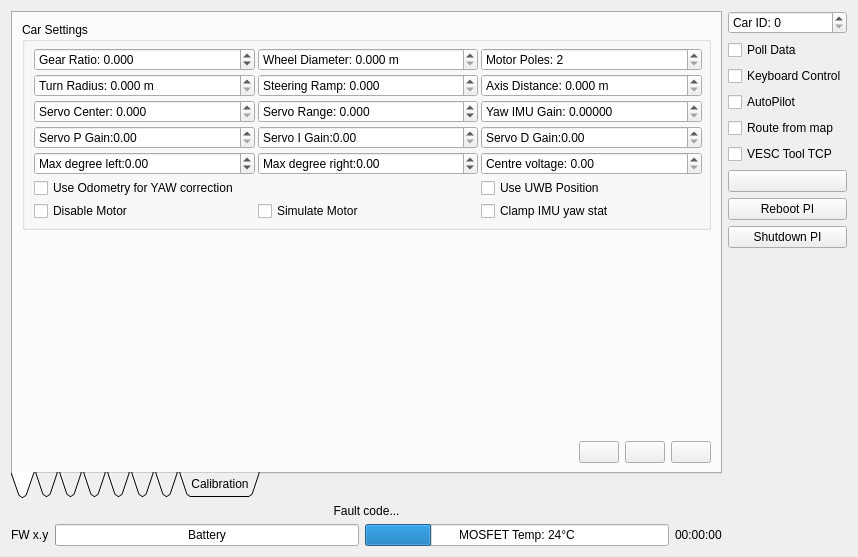
Old version of the form Linux/RControlStation/carinterface.ui in the repository GunnarLarssonSLU/rise_sdvp.
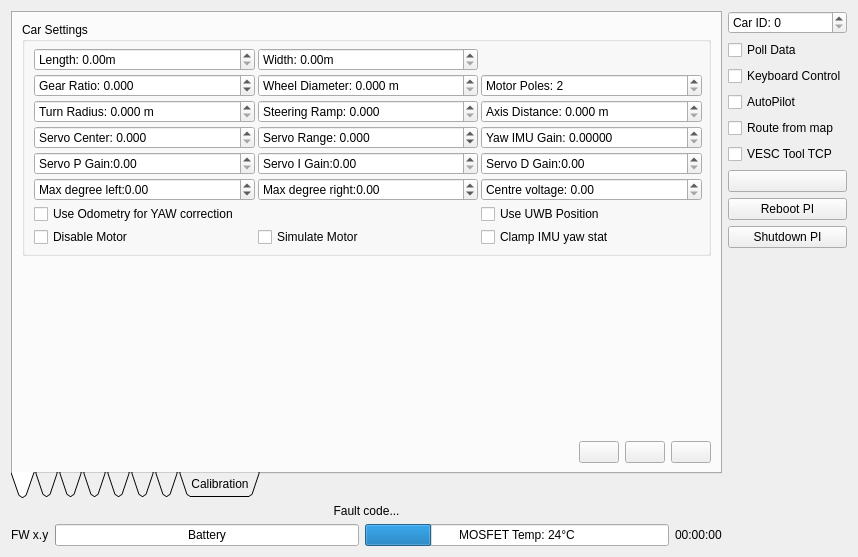
New version of the form. The open tabs and pages were chosen to show the change. Icons and pictures are not drawn. Custom widgets are drawn as their Qt base class.

What changed in the file:
```diff
--- a/Linux/RControlStation/carinterface.ui
+++ b/Linux/RControlStation/carinterface.ui
@@ -60,7 +60,7 @@
             <property name="spacing">
              <number>3</number>
             </property>
-            <item row="1" column="0">
+            <item row="2" column="0">
              <widget class="QDoubleSpinBox" name="confTurnRadBox">
               <property name="prefix">
                <string>Turn Radius: </string>
@@ -79,7 +79,7 @@
               </property>
              </widget>
             </item>
-            <item row="0" column="1">
+            <item row="1" column="1">
              <widget class="QDoubleSpinBox" name="confWheelDiamBox">
               <property name="prefix">
                <string>Wheel Diameter: </string>
@@ -98,70 +98,89 @@
               </property>
              </widget>
             </item>
-            <item row="2" column="2">
-             <widget class="QDoubleSpinBox" name="confYawImuGainBox">
-              <property name="toolTip">
-               <string>IMU gain vs odometry gain. Higer values give the IMU more gain.</string>
-              </property>
+            <item row="1" column="2">
+             <widget class="QDoubleSpinBox" name="confMotorPoleBox">
               <property name="prefix">
-               <string>Yaw IMU Gain: </string>
+               <string>Motor Poles: </string>
               </property>
               <property name="decimals">
-               <number>5</number>
+               <number>0</number>
+              </property>
+              <property name="minimum">
+               <double>2.000000000000000</double>
               </property>
               <property name="maximum">
                <double>1000.000000000000000</double>
               </property>
               <property name="singleStep">
+               <double>2.000000000000000</double>
+              </property>
+             </widget>
+            </item>
+            <item row="4" column="0">
+             <widget class="QDoubleSpinBox" name="confServoPGainBox">
+              <property name="prefix">
+               <string>Servo P Gain:</string>
+              </property>
+             </widget>
+            </item>
+            <item row="3" column="0">
+             <widget class="QDoubleSpinBox" name="confServoCenterBox">
+              <property name="prefix">
+               <string>Servo Center: </string>
+              </property>
+              <property name="decimals">
+               <number>3</number>
+              </property>
+              <property name="maximum">
+               <double>1.000000000000000</double>
+              </property>
+              <property name="singleStep">
                <double>0.010000000000000</double>
               </property>
              </widget>
             </item>
-            <item row="7" column="0">
+            <item row="8" column="0">
              <widget class="QCheckBox" name="confMiscDisableMotorBox">
               <property name="text">
                <string>Disable Motor</string>
               </property>
              </widget>
             </item>
-            <item row="7" column="1">
-             <widget class="QCheckBox" name="confMiscSimulateMotorBox">
-              <property name="text">
-               <string>Simulate Motor</string>
+            <item row="2" column="1">
+             <widget class="QDoubleSpinBox" name="confSteeringRampBox">
+              <property name="prefix">
+               <string>Steering Ramp: </string>
+              </property>
+              <property name="decimals">
+               <number>3</number>
+              </property>
+              <property name="maximum">
+               <double>1000.000000000000000</double>
+              </property>
+              <property name="singleStep">
+               <double>0.100000000000000</double>
               </property>
              </widget>
             </item>
-            <item row="3" column="2">
+            <item row="4" column="2">
              <widget class="QDoubleSpinBox" name="confServoDGainBox">
               <property name="prefix">
                <string>Servo D Gain:</string>
               </property>
              </widget>
             </item>
-            <item row="2" column="0">
-             <widget class="QDoubleSpinBox" name="confServoCenterBox">
+            <item row="5" column="0">
+             <widget class="QDoubleSpinBox" name="confAngleMinBox">
               <property name="prefix">
-               <string>Servo Center: </string>
+               <string>Max degree left:</string>
               </property>
-              <property name="decimals">
-               <number>3</number>
+              <property name="minimum">
+               <double>-99.000000000000000</double>
               </property>
-              <property name="maximum">
-               <double>1.000000000000000</double>
-              </property>
-              <property name="singleStep">
-               <double>0.010000000000000</double>
-              </property>
              </widget>
             </item>
-            <item row="6" column="0" colspan="2">
-             <widget class="QCheckBox" name="confOdometryYawBox">
-              <property name="text">
-               <string>Use Odometry for YAW correction</string>
-              </property>
-             </widget>
-            </item>
-            <item row="0" column="0">
+            <item row="1" column="0">
              <widget class="QDoubleSpinBox" name="confGearRatioBox">
               <property name="prefix">
                <string>Gear Ratio: </string>
@@ -181,6 +200,56 @@
              </widget>
             </item>
             <item row="7" column="2">
+             <widget class="QCheckBox" name="confUseUwbPosBox">
+              <property name="text">
+               <string>Use UWB Position</string>
+              </property>
+             </widget>
+            </item>
+            <item row="3" column="2">
+             <widget class="QDoubleSpinBox" name="confYawImuGainBox">
+              <property name="toolTip">
+               <string>IMU gain vs odometry gain. Higer values give the IMU more gain.</string>
+              </property>
+              <property name="prefix">
+               <string>Yaw IMU Gain: </string>
+              </property>
+              <property name="decimals">
+               <number>5</number>
+              </property>
+              <property name="maximum">
+               <double>1000.000000000000000</double>
+              </property>
+              <property name="singleStep">
+               <double>0.010000000000000</double>
+              </property>
+             </widget>
+            </item>
+            <item row="7" column="0" colspan="2">
+             <widget class="QCheckBox" name="confOdometryYawBox">
+              <property name="text">
+               <string>Use Odometry for YAW correction</string>
+              </property>
+             </widget>
+            </item>
+            <item row="4" column="1">
+             <widget class="QDoubleSpinBox" name="confServoIGainBox">
+              <property name="prefix">
+               <string>Servo I Gain:</string>
+              </property>
+             </widget>
+            </item>
+            <item row="5" column="1">
+             <widget class="QDoubleSpinBox" name="confAngleMaxBox">
+              <property name="prefix">
+               <string>Max degree right:</string>
+              </property>
+              <property name="minimum">
+               <double>-99.000000000000000</double>
+              </property>
+             </widget>
+            </item>
+            <item row="8" column="2">
              <widget class="QCheckBox" name="confClampImuYawBox">
               <property name="toolTip">
                <string>Clamp IMU yaw when car is stationary</string>
@@ -190,89 +259,14 @@
               </property>
              </widget>
             </item>
-            <item row="1" column="1">
-             <widget class="QDoubleSpinBox" name="confSteeringRampBox">
-              <property name="prefix">
-               <string>Steering Ramp: </string>
-              </property>
-              <property name="decimals">
-               <number>3</number>
-              </property>
-              <property name="maximum">
-               <double>1000.000000000000000</double>
-              </property>
-              <property name="singleStep">
-               <double>0.100000000000000</double>
-              </property>
-             </widget>
-            </item>
-            <item row="4" column="2">
+            <item row="5" column="2">
              <widget class="QDoubleSpinBox" name="confCentreVoltageBox">
               <property name="prefix">
                <string>Centre voltage: </string>
               </property>
              </widget>
             </item>
-            <item row="3" column="0">
-             <widget class="QDoubleSpinBox" name="confServoPGainBox">
-              <property name="prefix">
-               <string>Servo P Gain:</string>
-              </property>
-             </widget>
-            </item>
-            <item row="1" column="2">
-             <widget class="QDoubleSpinBox" name="confAxisDistanceBox">
-              <property name="prefix">
-               <string>Axis Distance: </string>
-              </property>
-              <property name="suffix">
-               <string> m</string>
-              </property>
-              <property name="decimals">
-               <number>3</number>
-              </property>
-              <property name="maximum">
-               <double>1000.000000000000000</double>
-              </property>
-              <property name="singleStep">
-               <double>0.100000000000000</double>
-              </property>
-             </widget>
-            </item>
-            <item row="0" column="2">
-             <widget class="QDoubleSpinBox" name="confMotorPoleBox">
-              <property name="prefix">
-               <string>Motor Poles: </string>
-              </property>
-              <property name="decimals">
-               <number>0</number>
-              </property>
-              <property name="minimum">
-               <double>2.000000000000000</double>
-              </property>
-              <property name="maximum">
-               <double>1000.000000000000000</double>
-              </property>
-              <property name="singleStep">
-               <double>2.000000000000000</double>
-              </property>
-             </widget>
-            </item>
             <item row="3" column="1">
-             <widget class="QDoubleSpinBox" name="confServoIGainBox">
-              <property name="prefix">
-               <string>Servo I Gain:</string>
-              </property>
-             </widget>
-            </item>
-            <item row="6" column="2">
-             <widget class="QCheckBox" name="confUseUwbPosBox">
-              <property name="text">
-               <string>Use UWB Position</string>
-              </property>
-             </widget>
-            </item>
-            <item row="2" column="1">
              <widget class="QDoubleSpinBox" name="confServoRangeBox">
               <property name="prefix">
                <string>Servo Range: </string>
@@ -291,23 +285,49 @@
               </property>
              </widget>
             </item>
-            <item row="4" column="0">
-             <widget class="QDoubleSpinBox" name="confAngleMinBox">
+            <item row="8" column="1">
+             <widget class="QCheckBox" name="confMiscSimulateMotorBox">
+              <property name="text">
+               <string>Simulate Motor</string>
+              </property>
+             </widget>
+            </item>
+            <item row="2" column="2">
+             <widget class="QDoubleSpinBox" name="confAxisDistanceBox">
               <property name="prefix">
-               <string>Max degree left:</string>
+               <string>Axis Distance: </string>
               </property>
-              <property name="minimum">
-               <double>-99.000000000000000</double>
+              <property name="suffix">
+               <string> m</string>
               </property>
+              <property name="decimals">
+               <number>3</number>
+              </property>
+              <property name="maximum">
+               <double>1000.000000000000000</double>
+              </property>
+              <property name="singleStep">
+               <double>0.100000000000000</double>
+              </property>
              </widget>
             </item>
-            <item row="4" column="1">
-             <widget class="QDoubleSpinBox" name="confAngleMaxBox">
+            <item row="0" column="0">
+             <widget class="QDoubleSpinBox" name="confLengthBox">
               <property name="prefix">
-               <string>Max degree right:</string>
+               <string>Length: </string>
               </property>
-              <property name="minimum">
-               <double>-99.000000000000000</double>
+              <property name="suffix">
+               <string>m</string>
+              </property>
+             </widget>
+            </item>
+            <item row="0" column="1">
+             <widget class="QDoubleSpinBox" name="confWidthBox">
+              <property name="prefix">
+               <string>Width: </string>
+              </property>
+              <property name="suffix">
+               <string>m</string>
               </property>
              </widget>
             </item>
```
Left out of the diff: 2 changed lines with no effect on the pictures.
